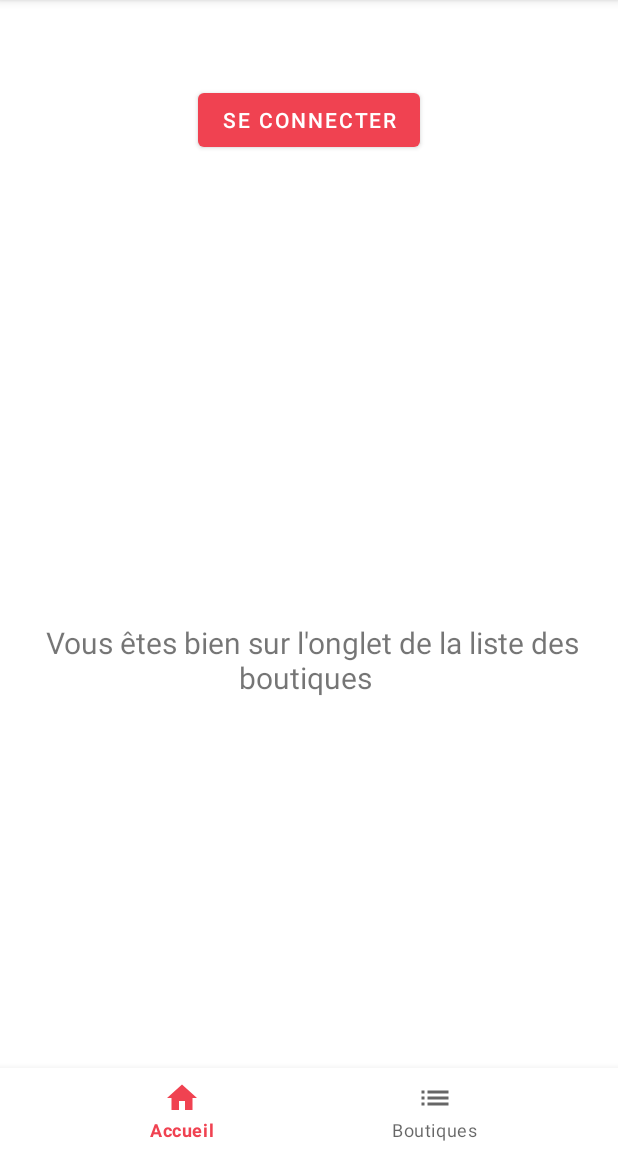
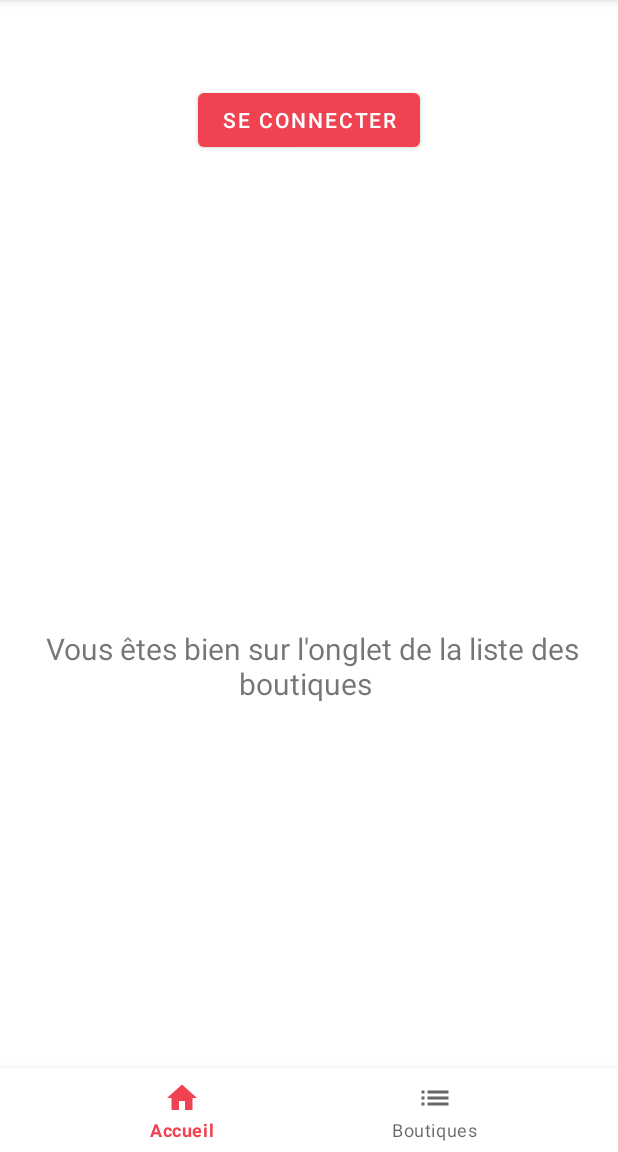
Before and after one commit to sabrina-37004913/Fleuriste_du_coin, an Android app: the HomeFragment screen opened directly, with no data from a screen before it, on a phone screen of 412 x 824 dp, the part 84-1236 px from its top. Run offline under Robolectric (Android 15) with nearby library versions, the phone set to English and light mode, and no system bars.

Commit message:
update bdd ne marche tjrs pas

```diff
--- a/app/src/main/res/layout/activity_main.xml
+++ b/app/src/main/res/layout/activity_main.xml
@@ -39,7 +39,7 @@
         tools:ignore="MissingConstraints" />
 
     <Button
-        android:id="@+id/contact_us"
+        android:id="@+id/contact"
         android:layout_width="wrap_content"
         android:layout_height="wrap_content"
         android:layout_marginTop="559dp"
--- a/app/src/main/res/layout/fragment_home.xml
+++ b/app/src/main/res/layout/fragment_home.xml
@@ -12,7 +12,7 @@
         android:layout_width="match_parent"
         android:layout_height="wrap_content"
         android:layout_marginStart="8dp"
-        android:layout_marginTo="8dp"
+        android:layout_marginTop="8dp"
         android:layout_marginEnd="8dp"
         android:textAlignment="center"
         android:textSize="20sp"
```
Also changed, not shown: app/src/main/java/com/example/fleuriste_du_coin/Message.java (+9 -11 lines), app/src/main/res/layout-land/activity_contact.xml (+5 -4 lines), app/src/main/res/layout/activity_contact.xml (line endings or trailing spaces).
